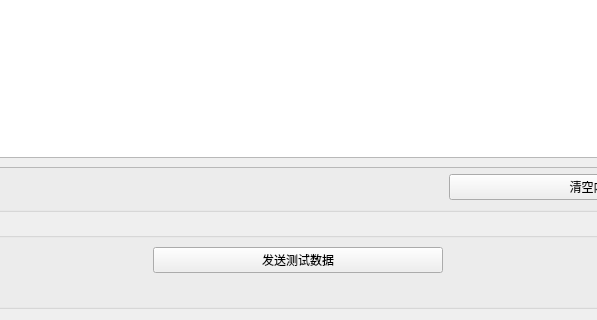
The window that src/Serialport/serialport.ui (kikiYang03/SerialPortAssistant3D) describes before a commit, drawn with Qt 5; both pictures show x 165 to 762 and y 245 to 565 of the 1064 by 565 pixel window.
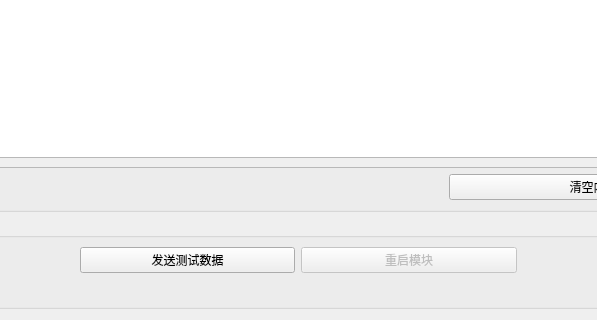
The same window after the commit.

Diff of the .ui file:
```diff
--- a/src/Serialport/serialport.ui
+++ b/src/Serialport/serialport.ui
@@ -103,6 +103,16 @@
               </property>
              </widget>
             </item>
+            <item>
+             <widget class="QPushButton" name="restartBt">
+              <property name="enabled">
+               <bool>false</bool>
+              </property>
+              <property name="text">
+               <string>重启模块</string>
+              </property>
+             </widget>
+            </item>
             <item>
              <widget class="QLabel" name="label_23">
               <property name="text">
```
